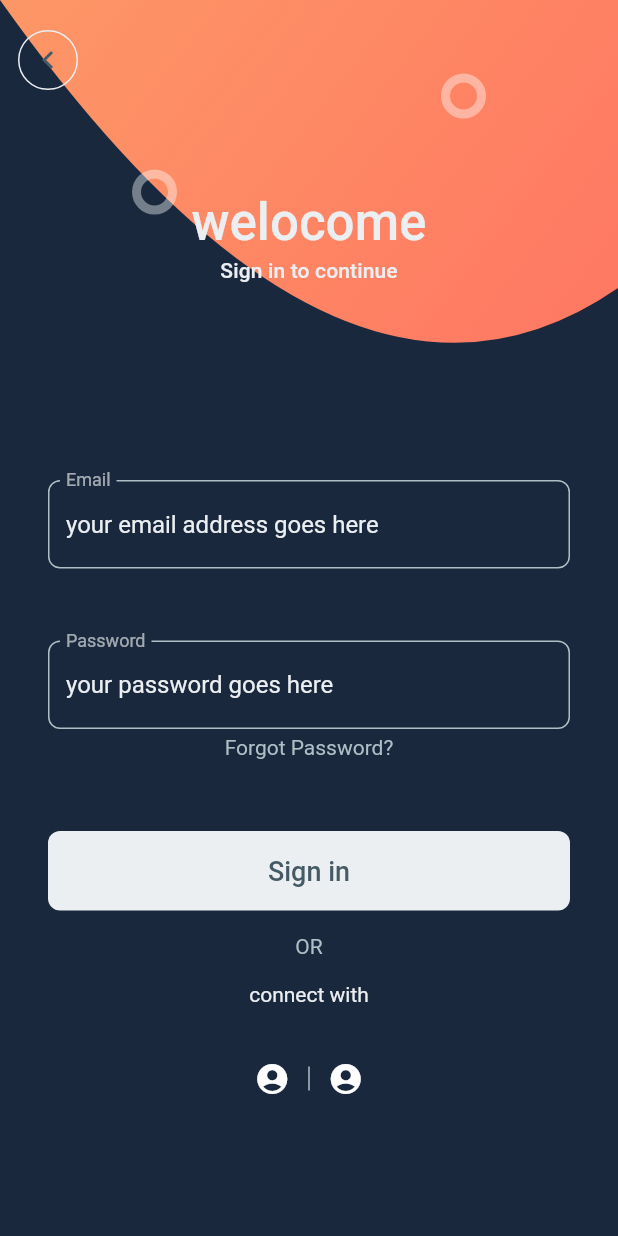
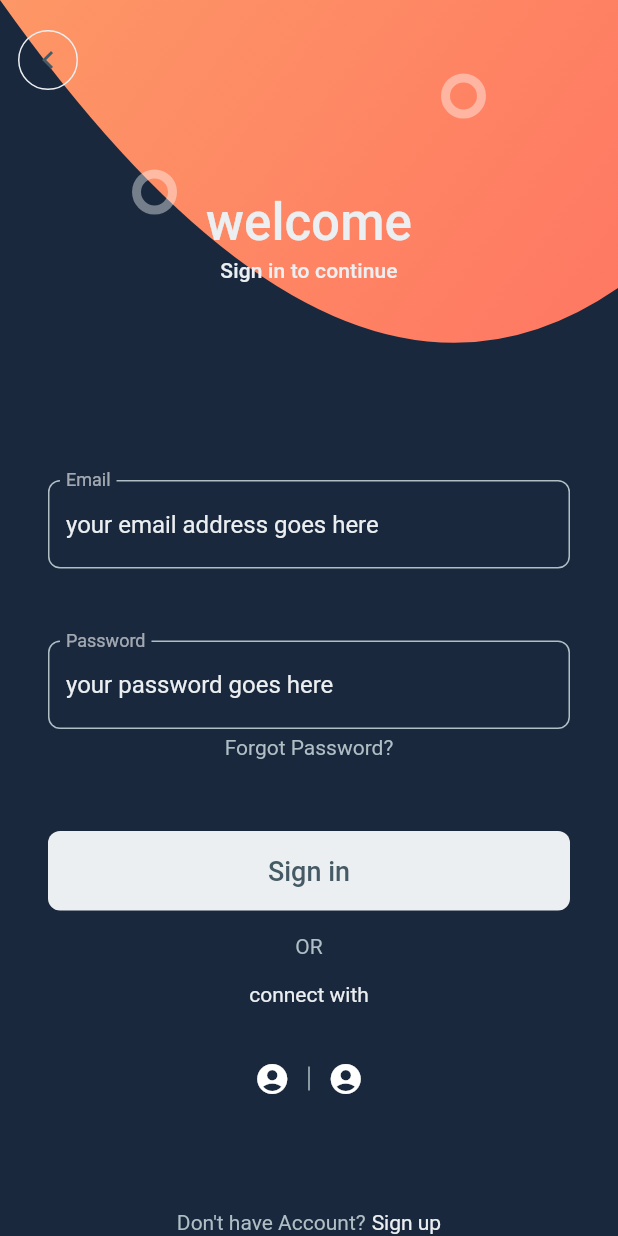
Before and after one commit to tichikawa14/flutter_ui_sign_in_up, a Flutter app: the screen it shows after launch, on a phone screen of 412 x 824 dp. Run offline on Flutter 3.47's test engine with Material 2 defaults, Android fonts, the phone set to English and light mode, and no system bars.

Commit message:
フッター部分

```diff
--- a/lib/main.dart
+++ b/lib/main.dart
@@ -39,6 +39,10 @@
               Padding(
                 padding: const EdgeInsets.symmetric(horizontal: 32),
                 child: _SignInForm(),
+              ),
+              Padding(
+                padding: const EdgeInsets.symmetric(vertical: 64),
+                child: _Footer(),
               )
             ],
           ),
@@ -151,7 +155,7 @@
     return Column(
       children: [
         Text(
-          'welocome',
+          'welcome',
           style: Theme.of(context).textTheme.headline4!.copyWith(
             color: kTextColorPrimary,
             fontWeight: FontWeight.w500,
@@ -330,3 +334,23 @@
     );
   }
 }
+
+class _Footer extends StatelessWidget {
+  @override
+  Widget build(BuildContext context) {
+    return Row(
+      mainAxisAlignment: MainAxisAlignment.center,
+      children: [
+        Text(
+          'Don\'t have Account?',
+          style: Theme.of(context).textTheme.bodyText2!.copyWith(color: kTextColorSecondary),
+        ),
+        SizedBox(width: 4),
+        Text(
+          'Sign up',
+          style: Theme.of(context).textTheme.bodyText2!.copyWith(color: kTextColorPrimary),
+        )
+      ]
+    );
+  }
+}
```
